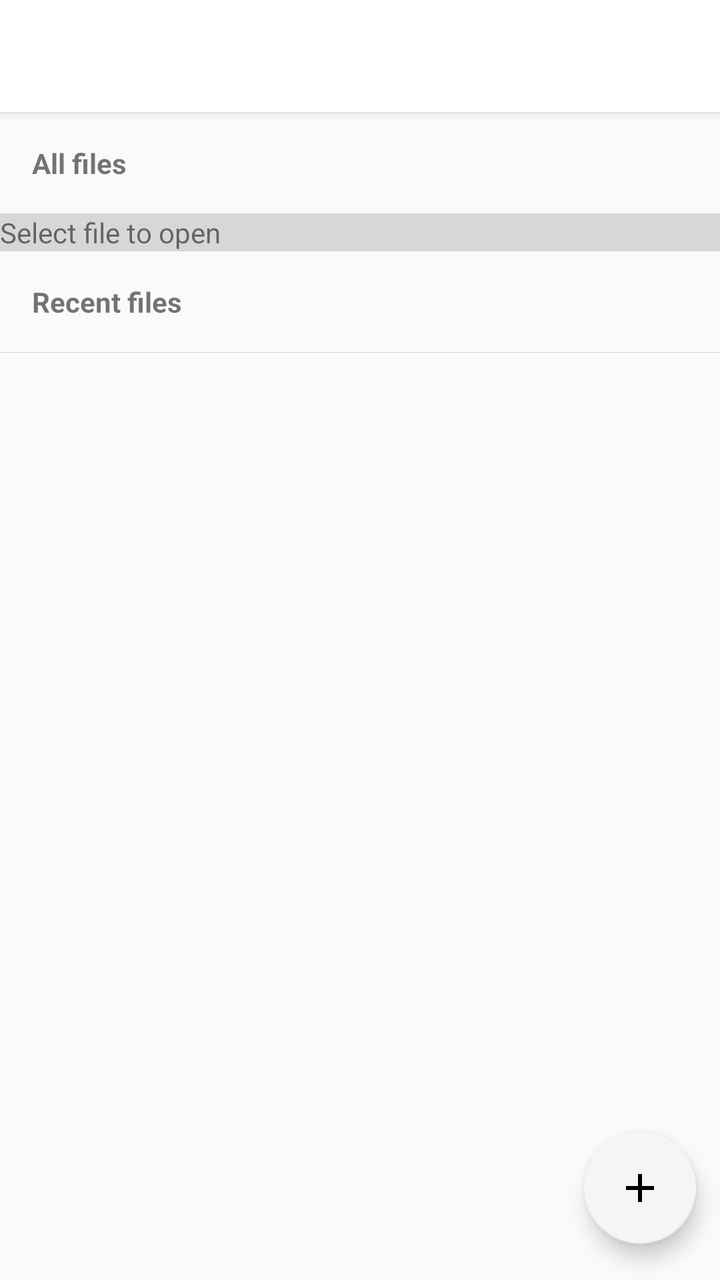
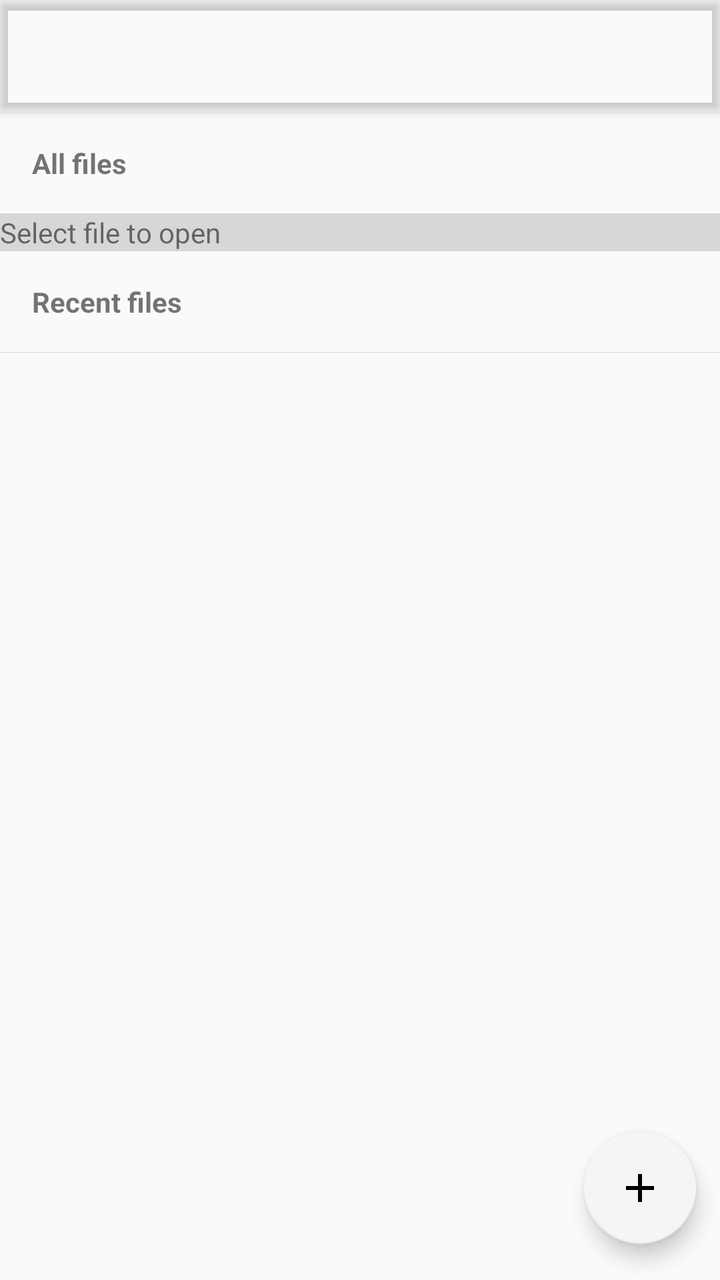

Before-and-after screenshots of an Android layout around one commit, followed by the original layout XML and the change that was made.
<!-- AndroidManifest.xml: application theme LibreOfficeTheme -->
<!-- res/layout/activity_document_browser.xml -->
<?xml version="1.0" encoding="utf-8"?>
<androidx.constraintlayout.widget.ConstraintLayout xmlns:android="http://schemas.android.com/apk/res/android"
    xmlns:app="http://schemas.android.com/apk/res-auto"
    xmlns:tools="http://schemas.android.com/tools"
    android:layout_width="match_parent"
    android:layout_height="match_parent"
    android:orientation="vertical">

    
    <androidx.appcompat.widget.Toolbar
        android:id="@+id/toolbar"
        android:layout_width="0dp"
        android:layout_height="wrap_content"
        android:elevation="3dp"
        android:background="@color/toolbar_background"
        app:theme="@style/LibreOfficeTheme.Toolbar"
        tools:theme="@style/LibreOfficeTheme.Toolbar"
        app:popupTheme="@style/LibreOfficeTheme"
        tools:layout_constraintTop_creator="1"
        tools:layout_constraintRight_creator="1"
        app:layout_constraintRight_toRightOf="parent"
        tools:layout_constraintLeft_creator="1"
        app:layout_constraintLeft_toLeftOf="parent"
        app:layout_constraintTop_toTopOf="parent">

    </androidx.appcompat.widget.Toolbar>


    <androidx.drawerlayout.widget.DrawerLayout
        android:id="@+id/drawer_layout"
        android:layout_width="0dp"
        android:layout_height="0dp"
        tools:layout_constraintTop_creator="1"
        tools:layout_constraintRight_creator="1"
        tools:layout_constraintBottom_creator="1"
        app:layout_constraintBottom_toBottomOf="parent"
        app:layout_constraintRight_toRightOf="parent"
        app:layout_constraintTop_toBottomOf="@+id/toolbar"
        tools:layout_constraintLeft_creator="1"
        app:layout_constraintLeft_toLeftOf="parent">

        
        <androidx.core.widget.NestedScrollView
            android:layout_width="match_parent"
            android:layout_height="match_parent">

            <LinearLayout
                android:layout_width="match_parent"
                android:layout_height="wrap_content"
                android:orientation="vertical"
                android:divider="@color/doorhanger_divider_light"
                android:showDividers="middle">

                <TextView
                    android:id="@+id/header_browser"
                    android:layout_width="match_parent"
                    android:layout_height="wrap_content"
                    android:gravity="center_vertical"
                    android:padding="16dp"
                    android:text="@string/title_browser"
                    android:textSize="14sp"
                    android:textStyle="bold" />

                
                <LinearLayout
                    android:id="@+id/system_file_picker_layout"
                    android:layout_width="match_parent"
                    android:layout_height="wrap_content"
                    android:background="?attr/colorButtonNormal"
                    android:orientation="horizontal"
                    app:layout_constraintTop_toBottomOf="@id/toolbar">

                    <TextView
                        android:id="@+id/open_file_view"
                        android:layout_width="match_parent"
                        android:layout_height="wrap_content"
                        android:layout_weight="1"
                        android:gravity="center_vertical"
                        android:text="@string/select_file_to_open"
                        android:textSize="14dp"
                        app:drawableLeftCompat="@drawable/ic_folder_grey_48dp" />
                </LinearLayout>

                <TextView
                    android:layout_width="match_parent"
                    android:layout_height="wrap_content"
                    android:id="@+id/header_recents"
                    android:text="@string/title_recents"
                    android:gravity="center_vertical"
                    android:textSize="14sp"
                    android:padding="16dp"
                    android:textStyle="bold" />

                
                <androidx.recyclerview.widget.RecyclerView
                    android:id="@+id/list_recent"
                    android:layout_width="match_parent"
                    android:layout_height="wrap_content"
                    android:layout_marginTop="8dp"
                    android:layout_marginBottom="8dp" />

            </LinearLayout>

        </androidx.core.widget.NestedScrollView>

        

    </androidx.drawerlayout.widget.DrawerLayout>

    <com.google.android.material.floatingactionbutton.FloatingActionButton
        android:id="@+id/editFAB"
        android:contentDescription="@string/create_file"
        android:layout_width="wrap_content"
        android:layout_height="wrap_content"
        android:clickable="true"
        app:backgroundTint="@color/background_normal"
        app:fabSize="normal"
        app:layout_constraintBottom_toBottomOf="parent"
        app:layout_constraintRight_toRightOf="parent"
        app:srcCompat="@drawable/ic_add_black_24dp"
        app:useCompatPadding="true" />

    <LinearLayout
        android:id="@+id/writerLayout"
        android:layout_width="wrap_content"
        android:layout_height="wrap_content"
        android:gravity="center_vertical"
        android:orientation="horizontal"
        android:visibility="invisible"
        app:layout_constraintBottom_toTopOf="@id/editFAB"
        app:layout_constraintRight_toRightOf="@id/editFAB"
        tools:visibility="visible">

        <TextView
            android:id="@+id/newWriterTextView"
            style="@style/NewDocumentTextView"
            android:layout_marginBottom="@dimen/new_doc_fab_tweak_bottom"
            android:layout_marginTop="@dimen/new_doc_fab_tweak_top"
            android:text="@string/new_textdocument" />

        <com.google.android.material.floatingactionbutton.FloatingActionButton
            android:id="@+id/newWriterFAB"
            android:layout_width="wrap_content"
            android:layout_height="wrap_content"
            android:layout_marginBottom="@dimen/new_doc_fab_tweak_bottom"
            android:layout_marginTop="@dimen/new_doc_fab_tweak_top"
            android:clickable="true"
            app:backgroundTint="@color/background_normal"
            app:fabSize="mini"
            app:srcCompat="@drawable/writer"
            app:useCompatPadding="true" />

    </LinearLayout>

    <LinearLayout
        android:id="@+id/impressLayout"
        android:layout_width="wrap_content"
        android:layout_height="wrap_content"
        android:gravity="center_vertical"
        android:orientation="horizontal"
        android:visibility="invisible"
        app:layout_constraintBottom_toTopOf="@+id/writerLayout"
        app:layout_constraintRight_toRightOf="@id/editFAB"
        tools:visibility="visible">

        <TextView
            android:id="@+id/newImpressTextView"
            style="@style/NewDocumentTextView"
            android:layout_marginBottom="@dimen/new_doc_fab_tweak_bottom"
            android:layout_marginTop="@dimen/new_doc_fab_tweak_top"
            android:text="@string/new_presentation" />

        <com.google.android.material.floatingactionbutton.FloatingActionButton
            android:id="@+id/newImpressFAB"
            android:layout_width="wrap_content"
            android:layout_height="wrap_content"
            android:layout_marginBottom="@dimen/new_doc_fab_tweak_bottom"
            android:layout_marginTop="@dimen/new_doc_fab_tweak_top"
            android:clickable="true"
            app:backgroundTint="@color/background_normal"
            app:fabSize="mini"
            app:srcCompat="@drawable/impress"
            app:useCompatPadding="true" />

    </LinearLayout>

    <LinearLayout
        android:id="@+id/calcLayout"
        android:layout_width="wrap_content"
        android:layout_height="wrap_content"
        android:gravity="center_vertical"
        android:orientation="horizontal"
        android:visibility="invisible"
        tools:visibility="visible"
        app:layout_constraintBottom_toTopOf="@+id/impressLayout"
        app:layout_constraintRight_toRightOf="@id/editFAB">

        <TextView
            android:id="@+id/newCalcTextView"
            style="@style/NewDocumentTextView"
            android:layout_marginBottom="@dimen/new_doc_fab_tweak_bottom"
            android:layout_marginTop="@dimen/new_doc_fab_tweak_top"
            android:text="@string/new_spreadsheet" />

        <com.google.android.material.floatingactionbutton.FloatingActionButton
            android:id="@+id/newCalcFAB"
            android:layout_width="wrap_content"
            android:layout_height="wrap_content"
            android:layout_marginBottom="@dimen/new_doc_fab_tweak_bottom"
            android:layout_marginTop="@dimen/new_doc_fab_tweak_top"
            android:clickable="true"
            app:backgroundTint="@color/background_normal"
            app:fabSize="mini"
            app:srcCompat="@drawable/calc"
            app:useCompatPadding="true" />

    </LinearLayout>

    <LinearLayout
        android:id="@+id/drawLayout"
        android:layout_width="wrap_content"
        android:layout_height="wrap_content"
        android:gravity="center_vertical"
        android:orientation="horizontal"
        android:visibility="invisible"
        tools:visibility="visible"
        app:layout_constraintBottom_toTopOf="@+id/calcLayout"
        app:layout_constraintRight_toRightOf="@id/editFAB">

        <TextView
            android:id="@+id/newDrawTextView"
            style="@style/NewDocumentTextView"
            android:layout_marginBottom="@dimen/new_doc_fab_tweak_bottom"
            android:layout_marginTop="@dimen/new_doc_fab_tweak_top"
            android:text="@string/new_drawing" />

        <com.google.android.material.floatingactionbutton.FloatingActionButton
            android:id="@+id/newDrawFAB"
            android:layout_width="wrap_content"
            android:layout_height="wrap_content"
            android:layout_marginBottom="@dimen/new_doc_fab_tweak_bottom"
            android:layout_marginTop="@dimen/new_doc_fab_tweak_top"
            android:clickable="true"
            app:backgroundTint="@color/background_normal"
            app:fabSize="mini"
            app:srcCompat="@drawable/draw"
            app:useCompatPadding="true" />

    </LinearLayout>

</androidx.constraintlayout.widget.ConstraintLayout>
<!-- resources referenced by this layout -->
<resources>
  <color name="background_normal">#F5F5F5</color>
  <color name="doorhanger_divider_light">#FFD1D5DA</color>
  <color name="toolbar_background">#ffffff</color>
  <dimen name="new_doc_fab_tweak_bottom">-7dp</dimen>
  <dimen name="new_doc_fab_tweak_top">-11dp</dimen>
  <!-- drawable calc: png bitmap (drawable, 13611 bytes) -->
  <!-- drawable draw: png bitmap (drawable, 17013 bytes) -->
  <!-- drawable ic_add_black_24dp (drawable) -->
  <vector xmlns:android="http://schemas.android.com/apk/res/android"
          android:width="24dp"
          android:height="24dp"
          android:viewportWidth="24.0"
          android:viewportHeight="24.0">
      <path
          android:fillColor="#FF000000"
          android:pathData="M19,13h-6v6h-2v-6H5v-2h6V5h2v6h6v2z"/>
  </vector>
  <!-- drawable ic_folder_grey_48dp (drawable-hdpi) -->
  <vector android:autoMirrored="true" android:height="48dp"
      android:viewportHeight="24.0" android:viewportWidth="24.0"
      android:width="48dp" xmlns:android="http://schemas.android.com/apk/res/android">
      <path android:fillColor="#FF606060" android:pathData="M10,4H4c-1.1,0 -1.99,0.9 -1.99,2L2,18c0,1.1 0.9,2 2,2h16c1.1,0 2,-0.9 2,-2V8c0,-1.1 -0.9,-2 -2,-2h-8l-2,-2z"/>
  </vector>
  <!-- drawable impress: png bitmap (drawable, 15005 bytes) -->
  <!-- drawable writer: png bitmap (drawable, 15781 bytes) -->
  <string name="create_file">Create New File</string>
  <string name="new_drawing">New Drawing</string>
  <string name="new_presentation">New Presentation</string>
  <string name="new_spreadsheet">New Spreadsheet</string>
  <string name="new_textdocument">New Text Document</string>
  <string name="select_file_to_open">Select file to open</string>
  <string name="title_browser">All files</string>
  <string name="title_recents">Recent files</string>
  <style name="LibreOfficeTheme" parent="LibreOfficeTheme.Base" />
  <style name="LibreOfficeTheme.Toolbar" parent="Theme.AppCompat.Light.NoActionBar">
          <item name="colorPrimary">@color/toolbar_background</item>
      </style>
  <style name="NewDocumentTextView">
          <item name="android:layout_width">wrap_content</item>
          <item name="android:layout_height">wrap_content</item>
          <item name="android:elevation" tools:ignore="NewApi">2dp</item>
          <item name="android:textSize">16sp</item>
          <item name="android:textStyle">bold</item>
          <item name="android:typeface">normal</item>
          <item name="android:padding">5dp</item>
          <item name="android:background">@drawable/label_background</item>
      </style>
  <style name="LibreOfficeTheme.Base" parent="Theme.AppCompat.Light.NoActionBar">
      </style>
  <!-- drawable label_background (drawable) -->
  <?xml version="1.0" encoding="utf-8"?>
  <selector xmlns:android="http://schemas.android.com/apk/res/android">
      <item>
          <shape android:shape="rectangle">
              <solid android:color="@color/background_normal" />
              <corners android:radius="5dp" />
          </shape>
      </item>
  </selector>
</resources>

<!-- the commit's change to res/layout/activity_document_browser.xml (unified diff, before → after) -->
@@ -7,12 +7,11 @@
     android:orientation="vertical">
 
     
-    <androidx.appcompat.widget.Toolbar
+    <com.google.android.material.appbar.MaterialToolbar
         android:id="@+id/toolbar"
         android:layout_width="0dp"
         android:layout_height="wrap_content"
         android:elevation="3dp"
-        android:background="@color/toolbar_background"
         app:theme="@style/LibreOfficeTheme.Toolbar"
         tools:theme="@style/LibreOfficeTheme.Toolbar"
         app:popupTheme="@style/LibreOfficeTheme"
@@ -23,7 +22,7 @@
         app:layout_constraintLeft_toLeftOf="parent"
         app:layout_constraintTop_toTopOf="parent">
 
-    </androidx.appcompat.widget.Toolbar>
+    </com.google.android.material.appbar.MaterialToolbar>
 
 
     <androidx.drawerlayout.widget.DrawerLayout
